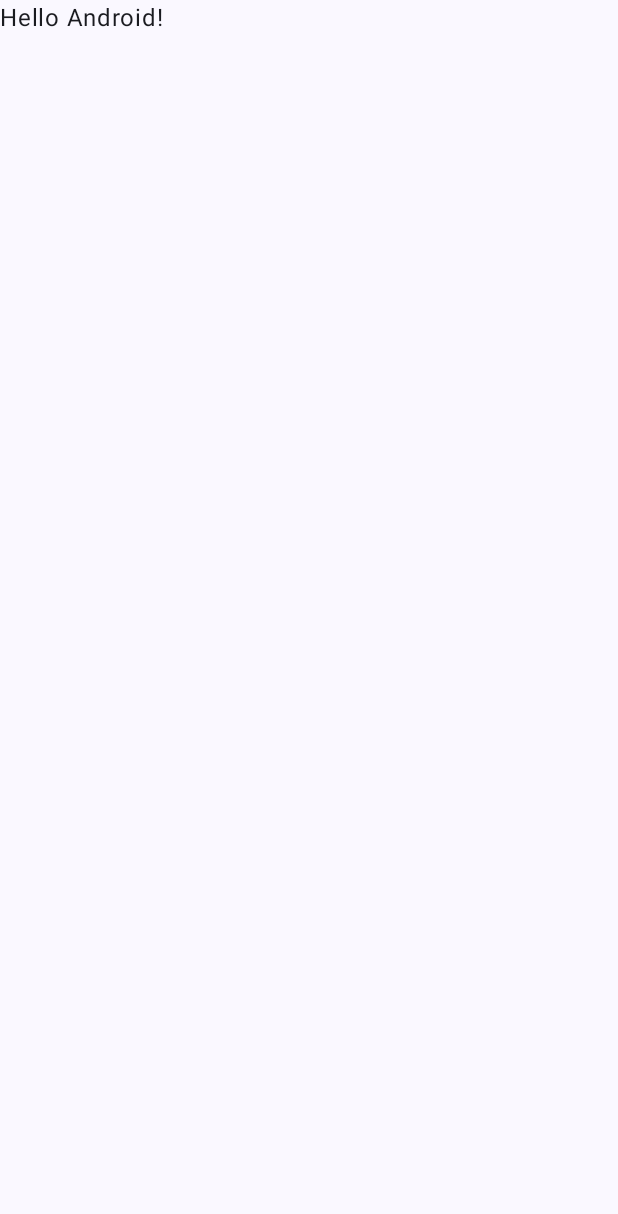
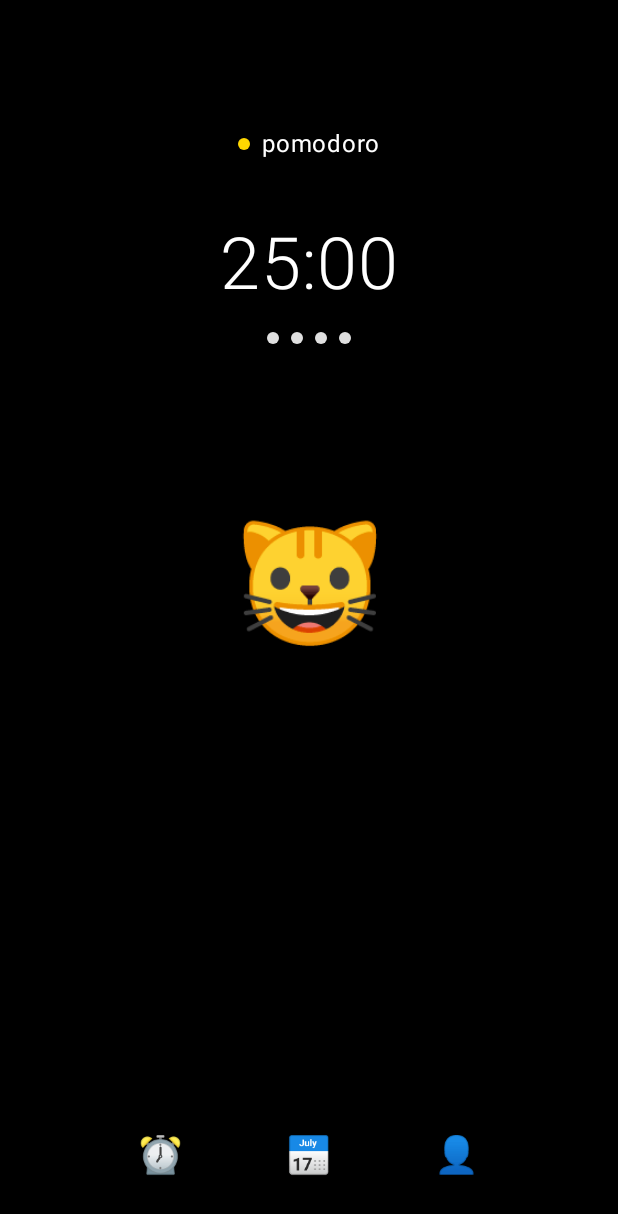
Before and after one commit to mkshaonexe/PVC-Perseverance, an Android app built with Jetpack Compose: the screen it shows after launch (MainActivity), on a phone screen of 412 x 824 dp. Before the commit the part shown is almost empty. Shown: the top 1214 px of the screen. Run offline under Robolectric (Android 15) with nearby library versions, the phone set to English and light mode, and no system bars.

Commit message:
home page

```diff
--- a/app/src/main/java/com/perseverance/pvc/MainActivity.kt
+++ b/app/src/main/java/com/perseverance/pvc/MainActivity.kt
@@ -5,13 +5,13 @@ import androidx.activity.ComponentActivity
 import androidx.activity.compose.setContent
 import androidx.activity.enableEdgeToEdge
 import androidx.compose.foundation.layout.fillMaxSize
-import androidx.compose.foundation.layout.padding
-import androidx.compose.material3.Scaffold
-import androidx.compose.material3.Text
+import androidx.compose.material3.MaterialTheme
+import androidx.compose.material3.Surface
 import androidx.compose.runtime.Composable
 import androidx.compose.ui.Modifier
 import androidx.compose.ui.tooling.preview.Preview
 import com.perseverance.pvc.ui.theme.PerseverancePVCTheme
+import com.perseverance.pvc.ui.screens.PomodoroScreen
 
 class MainActivity : ComponentActivity() {
     override fun onCreate(savedInstanceState: Bundle?) {
@@ -19,29 +19,21 @@ class MainActivity : ComponentActivity() {
         enableEdgeToEdge()
         setContent {
             PerseverancePVCTheme {
-                Scaffold(modifier = Modifier.fillMaxSize()) { innerPadding ->
-                    Greeting(
-                        name = "Android",
-                        modifier = Modifier.padding(innerPadding)
-                    )
+                Surface(
+                    modifier = Modifier.fillMaxSize(),
+                    color = MaterialTheme.colorScheme.background
+                ) {
+                    PomodoroScreen()
                 }
             }
         }
     }
 }
 
-@Composable
-fun Greeting(name: String, modifier: Modifier = Modifier) {
-    Text(
-        text = "Hello $name!",
-        modifier = modifier
-    )
-}
-
 @Preview(showBackground = true)
 @Composable
 fun GreetingPreview() {
     PerseverancePVCTheme {
-        Greeting("Android")
+        PomodoroScreen()
     }
 }
--- /dev/null
+++ b/app/src/main/java/com/perseverance/pvc/ui/components/VideoBackground.kt
@@ -0,0 +1,58 @@
+package com.perseverance.pvc.ui.components
+
+import android.content.Context
+import androidx.compose.foundation.layout.fillMaxSize
+import androidx.compose.runtime.*
+import androidx.compose.ui.Modifier
+import androidx.compose.ui.platform.LocalContext
+import androidx.compose.ui.viewinterop.AndroidView
+import androidx.media3.common.MediaItem
+import androidx.media3.common.Player
+import androidx.media3.exoplayer.ExoPlayer
+import androidx.media3.ui.PlayerView
+
+@Composable
+fun VideoBackground(
+    isPlaying: Boolean = false,
+    modifier: Modifier = Modifier
+) {
+    val context = LocalContext.current
+    var exoPlayer by remember { mutableStateOf<ExoPlayer?>(null) }
+
+    DisposableEffect(context) {
+        val player = ExoPlayer.Builder(context).build().apply {
+            val mediaItem = MediaItem.fromUri("file:///android_asset/focus_1_400.mp4")
+            setMediaItem(mediaItem)
+            repeatMode = Player.REPEAT_MODE_ONE
+            playWhenReady = false // Start paused for preview
+            prepare()
+        }
+        exoPlayer = player
+
+        onDispose {
+            player.release()
+        }
+    }
+
+    // Update play state when isPlaying changes
+    LaunchedEffect(isPlaying) {
+        exoPlayer?.let { player ->
+            if (isPlaying) {
+                player.play()
+            } else {
+                player.pause()
+            }
+        }
+    }
+
+    AndroidView(
+        factory = { context ->
+            PlayerView(context).apply {
+                player = exoPlayer
+                useController = false
+                setShowBuffering(PlayerView.SHOW_BUFFERING_NEVER)
+            }
+        },
+        modifier = modifier.fillMaxSize()
+    )
+}
--- /dev/null
+++ b/app/src/main/java/com/perseverance/pvc/ui/screens/PomodoroScreen.kt
@@ -0,0 +1,165 @@
+package com.perseverance.pvc.ui.screens
+
+import androidx.compose.foundation.background
+import androidx.compose.foundation.layout.*
+import androidx.compose.foundation.shape.CircleShape
+import androidx.compose.material3.*
+import androidx.compose.runtime.*
+import androidx.compose.ui.Alignment
+import androidx.compose.ui.Modifier
+import androidx.compose.ui.draw.clip
+import androidx.compose.ui.graphics.Color
+import androidx.compose.ui.text.font.FontWeight
+import androidx.compose.ui.text.style.TextAlign
+import androidx.compose.ui.tooling.preview.Preview
+import androidx.compose.ui.unit.dp
+import androidx.compose.ui.unit.sp
+import androidx.lifecycle.viewmodel.compose.viewModel
+import com.perseverance.pvc.ui.components.VideoBackground
+import com.perseverance.pvc.ui.theme.PerseverancePVCTheme
+import com.perseverance.pvc.ui.viewmodel.PomodoroViewModel
+
+@Composable
+fun PomodoroScreen(
+    viewModel: PomodoroViewModel = viewModel()
+) {
+    val uiState by viewModel.uiState.collectAsState()
+
+    Box(
+        modifier = Modifier
+            .fillMaxSize()
+    ) {
+        // Video background (always visible - preview when paused, playing when active)
+        VideoBackground(
+            isPlaying = uiState.isPlaying,
+            modifier = Modifier.fillMaxSize()
+        )
+
+        // Semi-transparent overlay for text readability
+        Box(
+            modifier = Modifier
+                .fillMaxSize()
+                .background(Color.Black.copy(alpha = 0.3f))
+        )
+
+        Column(
+            modifier = Modifier
+                .fillMaxSize()
+                .padding(24.dp),
+            horizontalAlignment = Alignment.CenterHorizontally
+        ) {
+            Spacer(modifier = Modifier.height(60.dp))
+
+            // Status indicator
+            Row(
+                verticalAlignment = Alignment.CenterVertically,
+                horizontalArrangement = Arrangement.Center
+            ) {
+                Box(
+                    modifier = Modifier
+                        .size(8.dp)
+                        .clip(CircleShape)
+                        .background(Color(0xFFFFD700))
+                )
+                Spacer(modifier = Modifier.width(8.dp))
+                Text(
+                    text = "pomodoro",
+                    fontSize = 16.sp,
+                    color = Color.White,
+                    fontWeight = FontWeight.Normal
+                )
+            }
+
+            Spacer(modifier = Modifier.height(40.dp))
+
+            // Timer display
+            Text(
+                text = uiState.timeDisplay,
+                fontSize = 48.sp,
+                fontWeight = FontWeight.Light,
+                color = Color.White,
+                textAlign = TextAlign.Center
+            )
+
+            Spacer(modifier = Modifier.height(16.dp))
+
+            // Progress indicators
+            Row(
+                horizontalArrangement = Arrangement.spacedBy(8.dp)
+            ) {
+                repeat(4) { index ->
+                    Box(
+                        modifier = Modifier
+                            .size(8.dp)
+                            .clip(CircleShape)
+                            .background(
+                                if (index < uiState.completedSessions)
+                                    Color(0xFF4CAF50)
+                                else
+                                    Color(0xFFE0E0E0)
+                            )
+                    )
+                }
+            }
+
+            Spacer(modifier = Modifier.height(60.dp))
+
+            // Cat illustration placeholder (simplified version)
+            CatIllustration()
+
+            Spacer(modifier = Modifier.height(40.dp))
+
+
+            Spacer(modifier = Modifier.weight(1f))
+
+            // Bottom navigation
+            Row(
+                modifier = Modifier
+                    .fillMaxWidth()
+                    .padding(bottom = 16.dp),
+                horizontalArrangement = Arrangement.SpaceEvenly
+            ) {
+                Text(
+                    text = "⏰",
+                    fontSize = 24.sp,
+                    color = Color.White
+                )
+                Text(
+                    text = "📅",
+                    fontSize = 24.sp,
+                    color = Color.White
+                )
+                Text(
+                    text = "👤",
+                    fontSize = 24.sp,
+                    color = Color.White
+                )
+            }
+        }
+    }
+}
+
+@Composable
+fun CatIllustration() {
+    // Simplified cat illustration using basic shapes
+    Box(
+        modifier = Modifier.size(200.dp),
+        contentAlignment = Alignment.Center
+    ) {
+        // This is a placeholder for the cat illustration
+        // In a real app, you would use a proper illustration or SVG
+        Text(
+            text = "🐱",
+            fontSize = 80.sp,
+            textAlign = TextAlign.Center
+        )
+    }
+}
+
+@Preview(showBackground = true)
+@Composable
+fun PomodoroScreenPreview() {
+    PerseverancePVCTheme {
+        PomodoroScreen()
+    }
+}
--- a/app/src/main/java/com/perseverance/pvc/ui/theme/Color.kt
+++ b/app/src/main/java/com/perseverance/pvc/ui/theme/Color.kt
@@ -2,6 +2,14 @@ package com.perseverance.pvc.ui.theme
 
 import androidx.compose.ui.graphics.Color
 
+// Minimalist color scheme for Pomodoro timer
+val PomodoroYellow = Color(0xFFFFD700)
+val PomodoroGreen = Color(0xFF4CAF50)
+val PomodoroGrey = Color(0xFFE0E0E0)
+val PomodoroBlack = Color(0xFF000000)
+val PomodoroWhite = Color(0xFFFFFFFF)
+
+// Legacy colors for compatibility
 val Purple80 = Color(0xFFD0BCFF)
 val PurpleGrey80 = Color(0xFFCCC2DC)
 val Pink80 = Color(0xFFEFB8C8)
--- a/app/src/main/java/com/perseverance/pvc/ui/theme/Theme.kt
+++ b/app/src/main/java/com/perseverance/pvc/ui/theme/Theme.kt
@@ -18,19 +18,16 @@ private val DarkColorScheme = darkColorScheme(
 )
 
 private val LightColorScheme = lightColorScheme(
-    primary = Purple40,
-    secondary = PurpleGrey40,
-    tertiary = Pink40
-
-    /* Other default colors to override
-    background = Color(0xFFFFFBFE),
-    surface = Color(0xFFFFFBFE),
-    onPrimary = Color.White,
-    onSecondary = Color.White,
-    onTertiary = Color.White,
-    onBackground = Color(0xFF1C1B1F),
-    onSurface = Color(0xFF1C1B1F),
-    */
+    primary = PomodoroYellow,
+    secondary = PomodoroGreen,
+    tertiary = PomodoroGrey,
+    background = PomodoroWhite,
+    surface = PomodoroWhite,
+    onPrimary = PomodoroBlack,
+    onSecondary = PomodoroBlack,
+    onTertiary = PomodoroBlack,
+    onBackground = PomodoroBlack,
+    onSurface = PomodoroBlack
 )
 
 @Composable
--- /dev/null
+++ b/app/src/main/java/com/perseverance/pvc/ui/viewmodel/PomodoroViewModel.kt
@@ -0,0 +1,103 @@
+package com.perseverance.pvc.ui.viewmodel
+
+import androidx.lifecycle.ViewModel
+import androidx.lifecycle.viewModelScope
+import kotlinx.coroutines.Job
+import kotlinx.coroutines.delay
+import kotlinx.coroutines.flow.MutableStateFlow
+import kotlinx.coroutines.flow.StateFlow
+import kotlinx.coroutines.flow.asStateFlow
+import kotlinx.coroutines.launch
+
+data class PomodoroUiState(
+    val timeDisplay: String = "25:00",
+    val isPlaying: Boolean = false,
+    val completedSessions: Int = 0,
+    val currentSessionType: SessionType = SessionType.WORK
+)
+
+enum class SessionType {
+    WORK, SHORT_BREAK, LONG_BREAK
+}
+
+class PomodoroViewModel : ViewModel() {
+    private val _uiState = MutableStateFlow(PomodoroUiState())
+    val uiState: StateFlow<PomodoroUiState> = _uiState.asStateFlow()
+
+    private var timerJob: Job? = null
+    private var remainingTimeInSeconds = 25 * 60 // 25 minutes in seconds
+    private val workDuration = 25 * 60 // 25 minutes
+    private val shortBreakDuration = 5 * 60 // 5 minutes
+    private val longBreakDuration = 15 * 60 // 15 minutes
+
+    init {
+        updateTimeDisplay()
+    }
+
+    fun startTimer() {
+        if (timerJob?.isActive == true) return
+
+        _uiState.value = _uiState.value.copy(isPlaying = true)
+
+        timerJob = viewModelScope.launch {
+            while (remainingTimeInSeconds > 0 && _uiState.value.isPlaying) {
+                delay(1000)
+                remainingTimeInSeconds--
+                updateTimeDisplay()
+            }
+
+            if (remainingTimeInSeconds <= 0) {
+                onTimerComplete()
+            }
+        }
+    }
+
+    fun pauseTimer() {
+        _uiState.value = _uiState.value.copy(isPlaying = false)
+        timerJob?.cancel()
+    }
+
+    fun resetTimer() {
+        pauseTimer()
+        remainingTimeInSeconds = when (_uiState.value.currentSessionType) {
+            SessionType.WORK -> workDuration
+            SessionType.SHORT_BREAK -> shortBreakDuration
+            SessionType.LONG_BREAK -> longBreakDuration
+        }
+        updateTimeDisplay()
+    }
+
+    private fun updateTimeDisplay() {
+        val minutes = remainingTimeInSeconds / 60
+        val seconds = remainingTimeInSeconds % 60
+        _uiState.value = _uiState.value.copy(
+            timeDisplay = String.format("%02d:%02d", minutes, seconds)
+        )
+    }
+
+    private fun onTimerComplete() {
+        _uiState.value = _uiState.value.copy(isPlaying = false)
+
+        when (_uiState.value.currentSessionType) {
+            SessionType.WORK -> {
+                val newCompletedSessions = _uiState.value.completedSessions + 1
+                _uiState.value = _uiState.value.copy(
+                    completedSessions = newCompletedSessions,
+                    currentSessionType = if (newCompletedSessions % 4 == 0) SessionType.LONG_BREAK else SessionType.SHORT_BREAK
+                )
+                remainingTimeInSeconds = if (newCompletedSessions % 4 == 0) longBreakDuration else shortBreakDuration
+            }
+            SessionType.SHORT_BREAK, SessionType.LONG_BREAK -> {
+                _uiState.value = _uiState.value.copy(currentSessionType = SessionType.WORK)
+                remainingTimeInSeconds = workDuration
+            }
+        }
+
+        updateTimeDisplay()
+    }
+
+    override fun onCleared() {
+        super.onCleared()
+        timerJob?.cancel()
+    }
+}
```
Also changed, not shown: app/build.gradle.kts (+10 -0 lines), app/src/main/java/com/perseverance/pvc/ui/components/AnimatedPlayButton.kt (added, +190 -0 lines), 3 other files.
